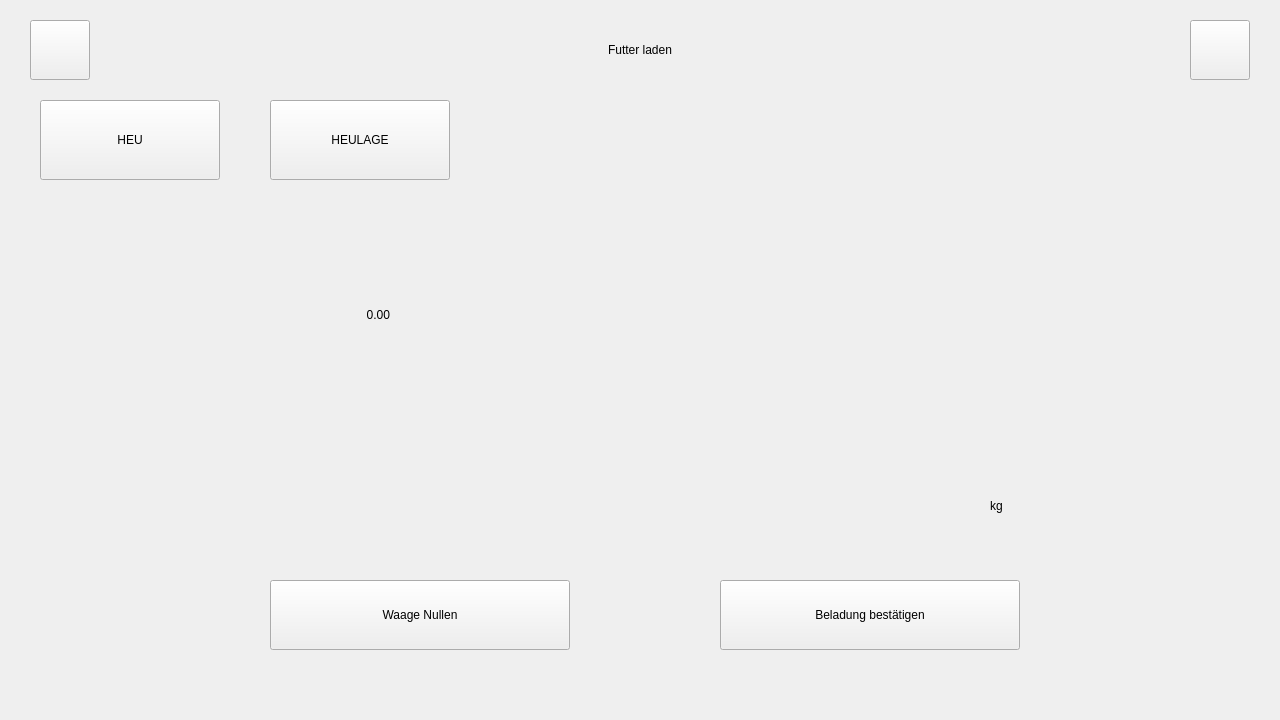
DonKeWu/Futterkarre-1.2, file views/beladen_seite.ui: the form before one commit.
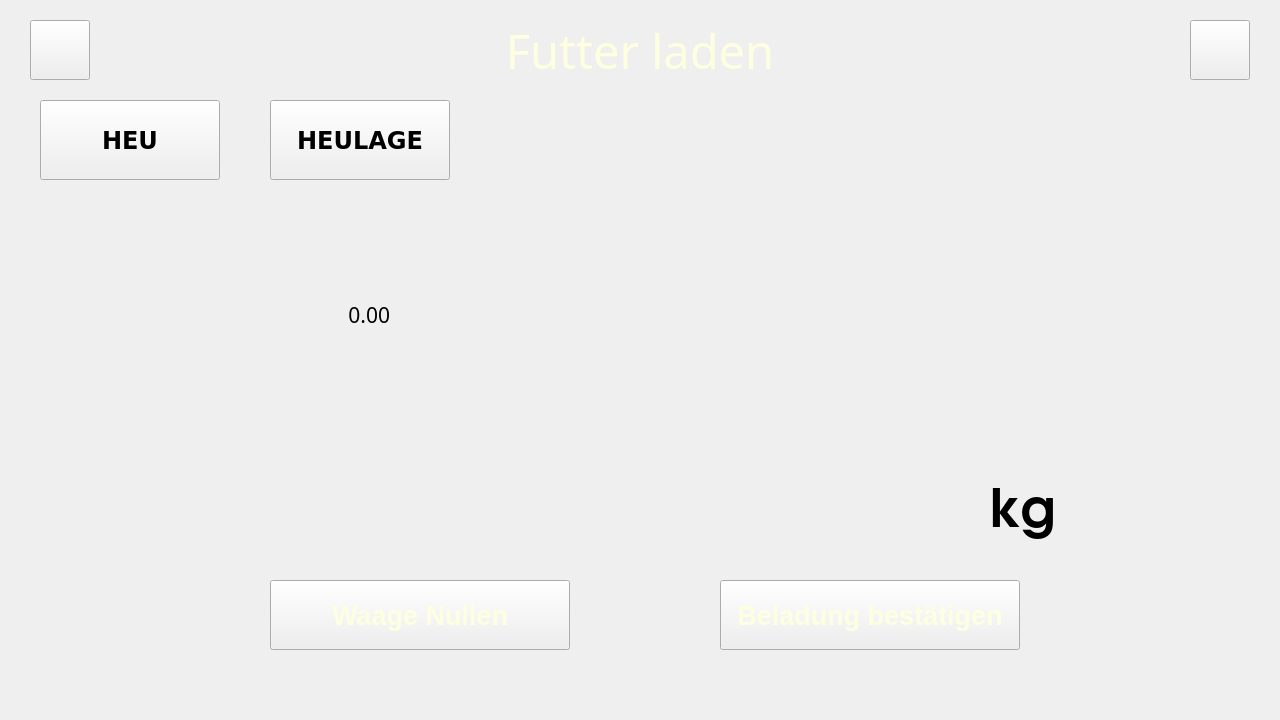
The form after the commit. Icons and pictures are not drawn.

Commit message: 🔄 RESTORE: Original UI text formatting restored - Recovered all original font sizes and text properties from backup - Theme-Manager controls ONLY colors, NOT text formatting - Original UI design preserved with proper font sizes - Only removed color overrides, kept all text formatting intact

Patch:
```diff
--- a/views/beladen_seite.ui
+++ b/views/beladen_seite.ui
@@ -25,9 +25,15 @@
      <height>100</height>
     </rect>
    </property>
+   <property name="font">
+    <font>
+     <family>Droid Sans Fallback</family>
+     <pointsize>35</pointsize>
+    </font>
+   </property>
    <property name="styleSheet">
     <string notr="true">
-
+color: #fdffe0;
 </string>
    </property>
    <property name="text">
@@ -46,6 +52,12 @@
      <height>30</height>
     </rect>
    </property>
+   <property name="font">
+    <font>
+     <family>Droid Sans Fallback</family>
+     <pointsize>16</pointsize>
+    </font>
+   </property>
    <property name="text">
     <string>0.00</string>
    </property>
@@ -62,8 +74,15 @@
      <height>70</height>
     </rect>
    </property>
+   <property name="font">
+    <font>
+     <pointsize>20</pointsize>
+     <weight>75</weight>
+     <bold>true</bold>
+    </font>
+   </property>
    <property name="styleSheet">
-    <string></string>
+    <string notr="true"> color: #fdffe0;</string>
    </property>
    <property name="text">
     <string>Beladung bestätigen</string>
@@ -105,6 +124,14 @@
      <height>80</height>
     </rect>
    </property>
+   <property name="font">
+    <font>
+     <family>DejaVu Sans</family>
+     <pointsize>18</pointsize>
+     <weight>75</weight>
+     <bold>true</bold>
+    </font>
+   </property>
    <property name="text">
     <string>HEU</string>
    </property>
@@ -118,6 +145,14 @@
      <height>80</height>
     </rect>
    </property>
+   <property name="font">
+    <font>
+     <family>DejaVu Sans</family>
+     <pointsize>18</pointsize>
+     <weight>75</weight>
+     <bold>true</bold>
+    </font>
+   </property>
    <property name="text">
     <string>HEULAGE</string>
    </property>
@@ -131,8 +166,15 @@
      <height>70</height>
     </rect>
    </property>
+   <property name="font">
+    <font>
+     <pointsize>20</pointsize>
+     <weight>75</weight>
+     <bold>true</bold>
+    </font>
+   </property>
    <property name="styleSheet">
-    <string></string>
+    <string notr="true"> color: #fdffe0;</string>
    </property>
    <property name="text">
     <string>Waage Nullen</string>
@@ -147,6 +189,14 @@
      <height>71</height>
     </rect>
    </property>
+   <property name="font">
+    <font>
+     <family>URW Gothic</family>
+     <pointsize>40</pointsize>
+     <weight>75</weight>
+     <bold>true</bold>
+    </font>
+   </property>
    <property name="text">
     <string>kg</string>
    </property>
```
Left out of the diff: 2 changed lines with no effect on the pictures. The commit also changes 8 other files.
